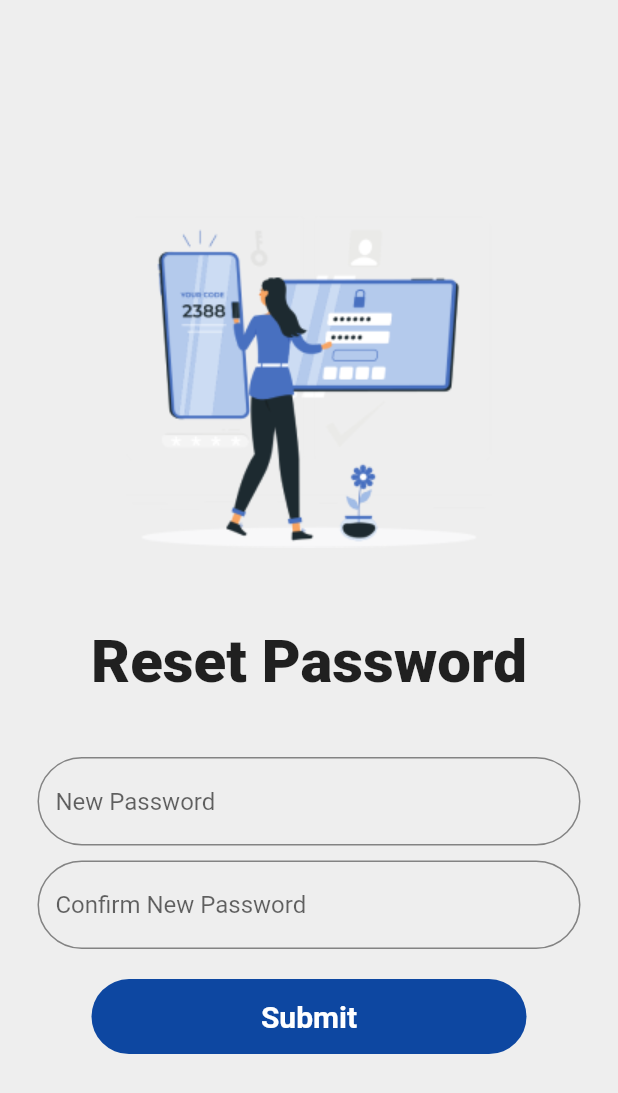
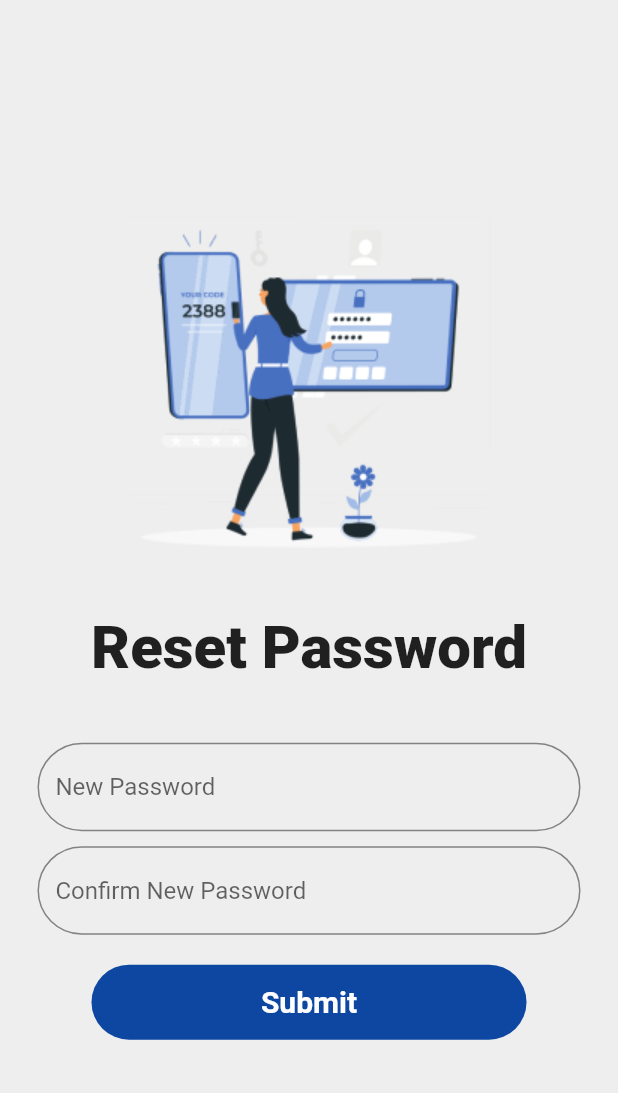
Before and after one commit to priyansh1211/4NerdyGuys, a Flutter app: the ForgotPassword screen opened by its route, after a tap on "Submit", on a phone screen of 412 x 824 dp. Shown: the top 1093 px of the screen. Run offline on Flutter 3.47's test engine with Material 2 defaults, Android fonts, the light colour scheme and no system bars.

Commit message:
forgot password,reset password page created, creation of DPR pages started

```diff
--- a/lib/pages/ForgotPassword.dart
+++ b/lib/pages/ForgotPassword.dart
@@ -10,6 +10,8 @@ class ForgotPassword extends StatefulWidget {
 
 class _ForgotPasswordState extends State<ForgotPassword> {
   //final isKeyboard = MediaQuery.of(context).viewInsets.bottom!=0;
+  bool isDesktop(BuildContext context) => MediaQuery.of(context).size.width >=600;
+  bool isMobile(BuildContext context)=> MediaQuery.of(context).size.width<600;
   @override
   Widget build(BuildContext context) {
     return Scaffold(
@@ -18,7 +20,8 @@ class _ForgotPasswordState extends State<ForgotPassword> {
       body: Column(
           mainAxisAlignment: MainAxisAlignment.center,
           children: [
-            Container(
+            if(isDesktop(context))
+              Container(
               width: 250,
               margin: EdgeInsets.all(20),
               child: ClipRRect(
--- a/lib/pages/InputWrapper.dart
+++ b/lib/pages/InputWrapper.dart
@@ -42,6 +42,7 @@ class _InputWrapperState extends State<InputWrapper> {
                     'Forgot Password?',
                     style: TextStyle(
                         color: Colors.blue.shade900,
+                        fontSize: 18,
                         fontWeight: FontWeight.bold),
                   ),
                 )
--- a/lib/pages/ResetPassword.dart
+++ b/lib/pages/ResetPassword.dart
@@ -18,8 +18,8 @@ class _ResetPasswordState extends State<ResetPassword> {
           mainAxisAlignment: MainAxisAlignment.center,
           children: [
             Container(
-              width: 250,
-              margin: EdgeInsets.all(20),
+              height: MediaQuery.of(context).size.height*0.30,
+              width: MediaQuery.of(context).size.width*0.6,
               child: ClipRRect(
                 borderRadius: BorderRadius.circular(20),
                 child: Image(image: AssetImage('assets/images/reset_password.png'),),
@@ -40,6 +40,7 @@ class _ResetPasswordState extends State<ResetPassword> {
             Padding(
               padding: const EdgeInsets.symmetric(horizontal: 25),
               child: TextField(
+                obscureText: true,
                 decoration: InputDecoration(
                   enabledBorder: OutlineInputBorder(
                     borderRadius: BorderRadius.circular(40),
@@ -58,6 +59,7 @@ class _ResetPasswordState extends State<ResetPassword> {
             SizedBox(height: 10,),
             Padding(padding: EdgeInsets.symmetric(horizontal: 25),
             child: TextField(
+              obscureText: true,
               decoration: InputDecoration(
                 enabledBorder: OutlineInputBorder(
                   borderRadius: BorderRadius.circular(40),
```
Also changed, not shown: lib/pages/ManPowerReport.dart (added, +23 -0 lines).
